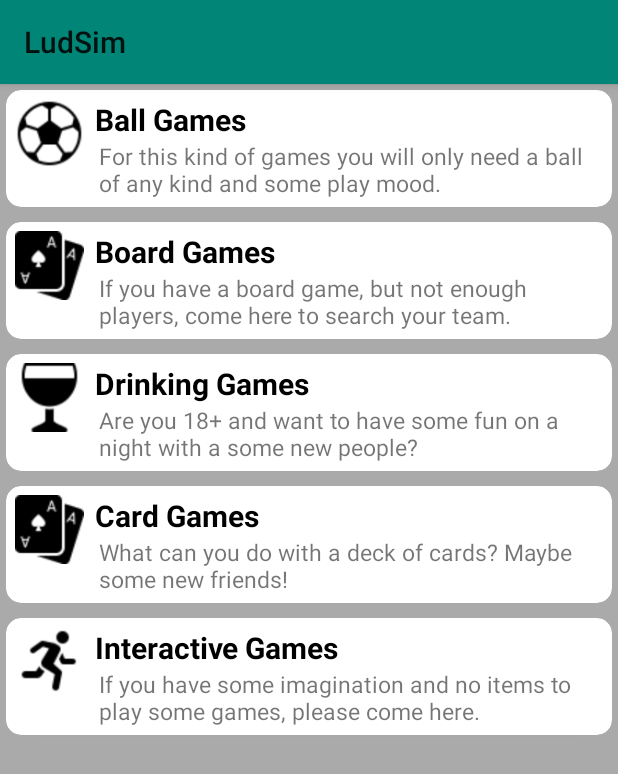
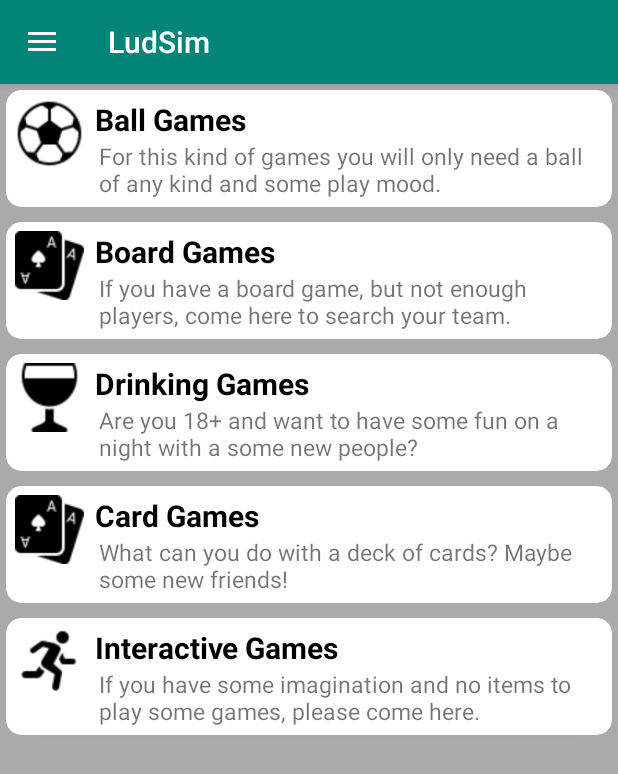
Before and after one commit to claaraamaria/GamesSelector, an Android app: the screen it shows after launch (MainActivity), on a phone screen of 412 x 824 dp. Shown: the top 774 px of the screen. Run offline under Robolectric (Android 15) with nearby library versions, the phone set to English and light mode, and no system bars.

Commit message:
Navigation Drawer with fragments. Problems with fragments!

```diff
--- a/app/build.gradle
+++ b/app/build.gradle
@@ -5,7 +5,7 @@ android {
     buildToolsVersion "29.0.0"
     defaultConfig {
         applicationId "com.example.gamesselector"
-        minSdkVersion 19
+        minSdkVersion 21
         targetSdkVersion 29
         versionCode 1
         versionName "1.0"
@@ -31,6 +31,9 @@ dependencies {
     implementation "androidx.recyclerview:recyclerview:1.1.0"
     implementation "androidx.recyclerview:recyclerview-selection:1.1.0-rc01"
     implementation 'androidx.cardview:cardview:1.0.0'
+    implementation 'com.google.android.material:material:1.1.0'
+    implementation 'androidx.fragment:fragment:1.2.4'
+    implementation 'androidx.appcompat:appcompat:1.1.0'
 
     annotationProcessor 'com.github.bumptech.glide:compiler:4.9.0'
 
--- a/app/src/main/AndroidManifest.xml
+++ b/app/src/main/AndroidManifest.xml
@@ -11,7 +11,8 @@
         android:fullBackupContent="@xml/backup_descriptor">
         <activity
             android:name="com.claramaria.gamesselector.MainActivity"
-            android:screenOrientation="sensorPortrait">
+            android:screenOrientation="sensorPortrait"
+            android:theme="@style/AppTheme.NoActionBar">
             <intent-filter>
                 <action android:name="android.intent.action.MAIN" />
 
--- a/app/src/main/java/com/claramaria/gamesselector/MainActivity.java
+++ b/app/src/main/java/com/claramaria/gamesselector/MainActivity.java
@@ -2,8 +2,15 @@ package com.claramaria.gamesselector;
 
 import android.content.Intent;
 import android.os.Bundle;
+import android.view.MenuItem;
+import android.widget.Toast;
 
+import androidx.annotation.NonNull;
+import androidx.appcompat.app.ActionBarDrawerToggle;
 import androidx.appcompat.app.AppCompatActivity;
+import androidx.appcompat.widget.Toolbar;
+import androidx.core.view.GravityCompat;
+import androidx.drawerlayout.widget.DrawerLayout;
 import androidx.recyclerview.widget.LinearLayoutManager;
 import androidx.recyclerview.widget.RecyclerView;
 
@@ -12,10 +19,15 @@ import com.claramaria.gamesselector.activities.ListBoardGames;
 import com.claramaria.gamesselector.activities.ListCardGames;
 import com.claramaria.gamesselector.activities.ListDrinkingGames;
 import com.claramaria.gamesselector.activities.ListInteractiveGames;
+import com.claramaria.gamesselector.fragments.ChatFragment;
+import com.claramaria.gamesselector.fragments.MessageFragment;
+import com.claramaria.gamesselector.fragments.ProfileFragement;
+import com.google.android.material.navigation.NavigationView;
 
 import java.util.ArrayList;
 
 public class MainActivity extends AppCompatActivity {
+    private DrawerLayout drawer;
     private ArrayList<ListItemData> mList;
 
     @Override
@@ -26,6 +38,55 @@ public class MainActivity extends AppCompatActivity {
         createList();
         buildRecyclerView();
 
+        Toolbar toolbar = findViewById(R.id.toolbar);
+        setSupportActionBar(toolbar);
+
+        drawer = findViewById(R.id.drawer_list);
+
+        NavigationView navigationView = findViewById(R.id.nav_view);
+        navigationView.setNavigationItemSelectedListener(new NavigationView.OnNavigationItemSelectedListener() {
+            @Override
+            public boolean onNavigationItemSelected(@NonNull MenuItem item) {
+                switch (item.getItemId()) {
+                    case R.id.nav_message:
+                        getSupportFragmentManager().beginTransaction().add(R.id.fragment_container, new MessageFragment()).commit();
+                        break;
+                    case R.id.nav_chat:
+                        getSupportFragmentManager().beginTransaction().replace(R.id.fragment_container, new ChatFragment()).commit();
+                        break;
+                    case R.id.nav_profile:
+                        getSupportFragmentManager().beginTransaction().replace(R.id.fragment_container, new ProfileFragement()).commit();
+                        break;
+                    case R.id.nav_share:
+                        Toast.makeText(MainActivity.this, "Share", Toast.LENGTH_SHORT).show();
+                        break;
+                    case R.id.nav_send:
+                        Toast.makeText(MainActivity.this, "Send", Toast.LENGTH_SHORT).show();
+                        break;
+                }
+                drawer.closeDrawer(GravityCompat.START);
+                return true;
+            }
+        });
+
+        ActionBarDrawerToggle toggle = new ActionBarDrawerToggle(this, drawer, toolbar,
+                R.string.navigation_drawer_open, R.string.navigation_drawer_close);
+        drawer.addDrawerListener(toggle);
+        toggle.syncState();
+
+        if (savedInstanceState == null) {
+            getSupportFragmentManager().beginTransaction().replace(R.id.fragment_container, new MessageFragment()).commit();
+            navigationView.setCheckedItem(R.id.nav_message);
+        }
+    }
+
+    @Override
+    public void onBackPressed() {
+        if (drawer.isDrawerOpen(GravityCompat.START)) {
+            drawer.closeDrawer(GravityCompat.START);
+        } else {
+            super.onBackPressed();
+        }
     }
 
     public void createList() {
--- /dev/null
+++ b/app/src/main/java/com/claramaria/gamesselector/fragments/MessageFragment.java
@@ -0,0 +1,21 @@
+package com.claramaria.gamesselector.fragments;
+
+import android.os.Bundle;
+import android.view.LayoutInflater;
+import android.view.View;
+import android.view.ViewGroup;
+
+import androidx.annotation.NonNull;
+import androidx.annotation.Nullable;
+import androidx.fragment.app.Fragment;
+import androidx.fragment.app.FragmentActivity;
+
+import com.claramaria.gamesselector.R;
+
+public class MessageFragment extends Fragment {
+    @Nullable
+    @Override
+    public View onCreateView(@NonNull LayoutInflater inflater, @Nullable ViewGroup container, @Nullable Bundle savedInstanceState) {
+        return inflater.inflate(R.layout.fragment_message, container, false);
+    }
+}
--- /dev/null
+++ b/app/src/main/res/drawable/ic_chat.xml
@@ -0,0 +1,9 @@
+<vector xmlns:android="http://schemas.android.com/apk/res/android"
+        android:width="24dp"
+        android:height="24dp"
+        android:viewportWidth="24.0"
+        android:viewportHeight="24.0">
+    <path
+        android:fillColor="#FF000000"
+        android:pathData="M20,2H4c-1.1,0 -2,0.9 -2,2v18l4,-4h14c1.1,0 2,-0.9 2,-2V4c0,-1.1 -0.9,-2 -2,-2z"/>
+</vector>
--- /dev/null
+++ b/app/src/main/res/drawable/ic_message.xml
@@ -0,0 +1,9 @@
+<vector xmlns:android="http://schemas.android.com/apk/res/android"
+        android:width="24dp"
+        android:height="24dp"
+        android:viewportWidth="24.0"
+        android:viewportHeight="24.0">
+    <path
+        android:fillColor="#FF000000"
+        android:pathData="M20,4L4,4c-1.1,0 -1.99,0.9 -1.99,2L2,18c0,1.1 0.9,2 2,2h16c1.1,0 2,-0.9 2,-2L22,6c0,-1.1 -0.9,-2 -2,-2zM20,8l-8,5 -8,-5L4,6l8,5 8,-5v2z"/>
+</vector>
--- /dev/null
+++ b/app/src/main/res/drawable/ic_profile.xml
@@ -0,0 +1,9 @@
+<vector xmlns:android="http://schemas.android.com/apk/res/android"
+        android:width="24dp"
+        android:height="24dp"
+        android:viewportWidth="24.0"
+        android:viewportHeight="24.0">
+    <path
+        android:fillColor="#FF000000"
+        android:pathData="M12,12c2.21,0 4,-1.79 4,-4s-1.79,-4 -4,-4 -4,1.79 -4,4 1.79,4 4,4zM12,14c-2.67,0 -8,1.34 -8,4v2h16v-2c0,-2.66 -5.33,-4 -8,-4z"/>
+</vector>
--- /dev/null
+++ b/app/src/main/res/drawable/ic_send.xml
@@ -0,0 +1,9 @@
+<vector xmlns:android="http://schemas.android.com/apk/res/android"
+        android:width="24dp"
+        android:height="24dp"
+        android:viewportWidth="24.0"
+        android:viewportHeight="24.0">
+    <path
+        android:fillColor="#FF000000"
+        android:pathData="M2.01,21L23,12 2.01,3 2,10l15,2 -15,2z"/>
+</vector>
--- /dev/null
+++ b/app/src/main/res/drawable/ic_share.xml
@@ -0,0 +1,9 @@
+<vector xmlns:android="http://schemas.android.com/apk/res/android"
+        android:width="24dp"
+        android:height="24dp"
+        android:viewportWidth="24.0"
+        android:viewportHeight="24.0">
+    <path
+        android:fillColor="#FF000000"
+        android:pathData="M18,16.08c-0.76,0 -1.44,0.3 -1.96,0.77L8.91,12.7c0.05,-0.23 0.09,-0.46 0.09,-0.7s-0.04,-0.47 -0.09,-0.7l7.05,-4.11c0.54,0.5 1.25,0.81 2.04,0.81 1.66,0 3,-1.34 3,-3s-1.34,-3 -3,-3 -3,1.34 -3,3c0,0.24 0.04,0.47 0.09,0.7L8.04,9.81C7.5,9.31 6.79,9 6,9c-1.66,0 -3,1.34 -3,3s1.34,3 3,3c0.79,0 1.5,-0.31 2.04,-0.81l7.12,4.16c-0.05,0.21 -0.08,0.43 -0.08,0.65 0,1.61 1.31,2.92 2.92,2.92 1.61,0 2.92,-1.31 2.92,-2.92s-1.31,-2.92 -2.92,-2.92z"/>
+</vector>
--- a/app/src/main/res/layout/listview_item.xml
+++ b/app/src/main/res/layout/listview_item.xml
@@ -1,15 +1,44 @@
 <?xml version="1.0" encoding="utf-8"?>
-<RelativeLayout xmlns:android="http://schemas.android.com/apk/res/android"
+<androidx.drawerlayout.widget.DrawerLayout xmlns:android="http://schemas.android.com/apk/res/android"
     xmlns:tools="http://schemas.android.com/tools"
     android:layout_width="match_parent"
     android:layout_height="match_parent"
-    tools:context="com.claramaria.gamesselector.MainActivity">
+    xmlns:app="http://schemas.android.com/apk/res-auto"
+    android:id="@+id/drawer_list"
+    android:fitsSystemWindows="true"
+    tools:context="com.claramaria.gamesselector.MainActivity"
+    tools:openDrawer="start">
 
-    <androidx.recyclerview.widget.RecyclerView
-        android:id="@+id/recyclerView"
-        style="@style/WidthHeightParents"
-        android:padding="4dp"
-        android:scrollbars="vertical"
-        android:background="@android:color/darker_gray"/>
+    <LinearLayout
+        android:layout_width="match_parent"
+        android:layout_height="match_parent"
+        android:orientation="vertical">
 
-</RelativeLayout>
+        <include
+            android:id="@+id/toolbar"
+            layout="@layout/toolbar" />
+
+        <androidx.recyclerview.widget.RecyclerView
+            android:id="@+id/recyclerView"
+            android:layout_width="match_parent"
+            android:layout_height="match_parent"
+            android:background="@android:color/darker_gray"
+            android:padding="4dp"
+            android:scrollbars="vertical"/>
+
+        <FrameLayout
+            android:id="@+id/fragment_container"
+            android:layout_width="match_parent"
+            android:layout_height="match_parent"/>
+
+    </LinearLayout>
+
+    <com.google.android.material.navigation.NavigationView
+        android:layout_width="wrap_content"
+        android:layout_height="match_parent"
+        android:layout_gravity="start"
+        android:id="@+id/nav_view"
+        app:headerLayout="@layout/nav_header"
+        app:menu="@menu/drawer_view"/>
+
+</androidx.drawerlayout.widget.DrawerLayout>
--- /dev/null
+++ b/app/src/main/res/layout/toolbar.xml
@@ -0,0 +1,14 @@
+<?xml version="1.0" encoding="utf-8"?>
+<androidx.appcompat.widget.Toolbar xmlns:android="http://schemas.android.com/apk/res/android"
+    xmlns:app="http://schemas.android.com/apk/res-auto"
+    android:id="@+id/toolbar"
+    android:layout_height="wrap_content"
+    android:layout_width="match_parent"
+    android:fitsSystemWindows="true"
+    android:elevation="4dp"
+    android:minHeight="?attr/actionBarSize"
+    app:theme="@style/ThemeOverlay.AppCompat.Dark.ActionBar"
+    app:popupTheme="@style/ThemeOverlay.AppCompat.Light"
+    android:background="@color/colorPrimary">
+
+</androidx.appcompat.widget.Toolbar>
--- /dev/null
+++ b/app/src/main/res/menu/drawer_view.xml
@@ -0,0 +1,35 @@
+<?xml version="1.0" encoding="utf-8"?>
+<menu xmlns:android="http://schemas.android.com/apk/res/android"
+    xmlns:tools="http://schemas.android.com/tools"
+    tools:showIn="navigation_view">
+
+    <group android:checkableBehavior="single">
+        <item
+            android:id="@+id/nav_message"
+            android:icon="@drawable/ic_message"
+            android:title="Message" />
+        <item
+            android:id="@+id/nav_chat"
+            android:icon="@drawable/ic_chat"
+            android:title="Chat" />
+        <item
+            android:id="@+id/nav_profile"
+            android:icon="@drawable/ic_profile"
+            android:title="Profile" />
+    </group>
+
+    <item android:title="Communicate">
+        <menu>
+            <group android:checkableBehavior="single">
+                <item
+                    android:id="@+id/nav_share"
+                    android:icon="@drawable/ic_share"
+                    android:title="Share" />
+                <item
+                    android:id="@+id/nav_send"
+                    android:icon="@drawable/ic_send"
+                    android:title="Send" />
+            </group>
+        </menu>
+    </item>
+</menu>
--- a/app/src/main/res/values/strings.xml
+++ b/app/src/main/res/values/strings.xml
@@ -4,4 +4,6 @@
     <string name="first_line">First Line</string>
     <string name="second_line">Second Line</string>
     <string name="icons_description">Icons will come here</string>
+    <string name="navigation_drawer_open">Open navigation drawer</string>
+    <string name="navigation_drawer_close">Close navigation drawer</string>
 </resources>
--- a/app/src/main/res/values/styles.xml
+++ b/app/src/main/res/values/styles.xml
@@ -1,7 +1,7 @@
 <resources>
 
     <!-- Base application theme. -->
-    <style name="AppTheme" parent="Theme.AppCompat.Light">
+    <style name="AppTheme" parent="Theme.AppCompat.Light.NoActionBar">
         <!-- Customize your theme here. -->
         <item name="colorPrimary">@color/colorPrimary</item>
         <item name="colorPrimaryDark">@color/colorPrimaryDark</item>
@@ -19,4 +19,10 @@
         <item name="android:alpha">0</item>
     </style>
 
+    <style name="AppTheme.NoActionBar">
+        <item name="windowActionBar">false</item>
+        <item name="windowNoTitle">true</item>
+        <item name="android:statusBarColor">@android:color/transparent</item>
+    </style>
+
 </resources>
```
Also changed, not shown: app/src/main/java/com/claramaria/gamesselector/fragments/ChatFragment.java (added, +20 -0 lines), app/src/main/java/com/claramaria/gamesselector/fragments/ProfileFragement.java (added, +20 -0 lines), app/src/main/res/layout/fragment_chat.xml (added, +15 -0 lines), app/src/main/res/layout/fragment_message.xml (added, +15 -0 lines), app/src/main/res/layout/fragment_profile.xml (added, +15 -0 lines), app/src/main/res/layout/nav_header.xml (added, +28 -0 lines).
